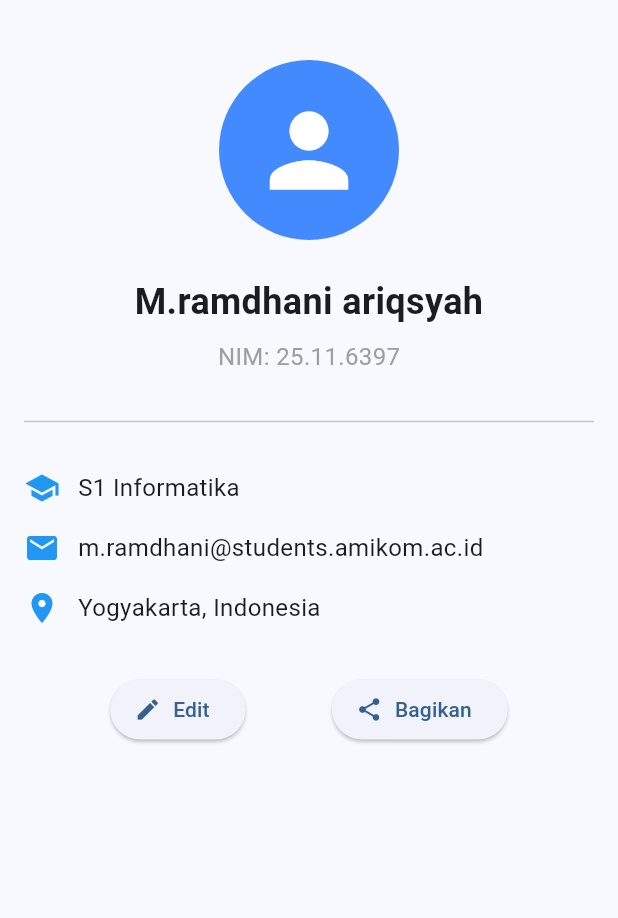
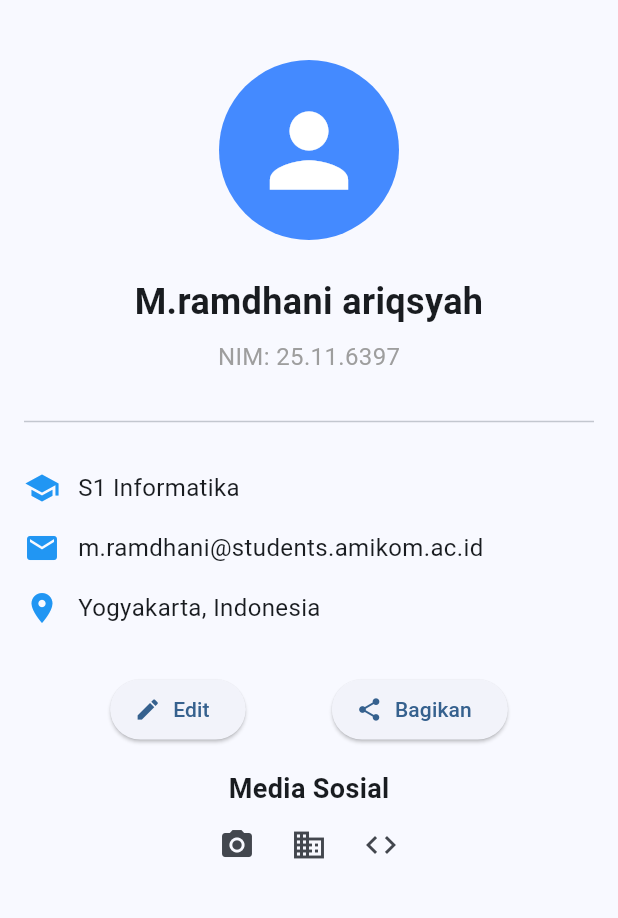
Before and after one commit to ramdhani6397/profile_mahasiswa, a Flutter app: the screen it shows after launch, on a phone screen of 412 x 824 dp, the part 84-1002 px from its top. Run offline on Flutter 3.47's test engine with Material 3 defaults, Android fonts, the phone set to English and light mode, and no system bars.

Commit message:
Menambahkan fitur social media row

```diff
--- a/lib/screens/profile_screen.dart
+++ b/lib/screens/profile_screen.dart
@@ -2,6 +2,7 @@ import 'package:flutter/material.dart';
 
 import '../widgets/profile_photo.dart';
 import '../widgets/profile_info.dart';
+import '../widgets/social_media_row.dart';
 
 class ProfileScreen extends StatelessWidget {
   const ProfileScreen({super.key});
@@ -31,6 +32,7 @@ class ProfileScreen extends StatelessWidget {
                 lokasi: 'Yogyakarta, Indonesia',
               ),
               const SizedBox(height: 24),
+
               // Tombol aksi
               Row(
                 mainAxisAlignment: MainAxisAlignment.spaceEvenly,
@@ -47,6 +49,15 @@ class ProfileScreen extends StatelessWidget {
                   ),
                 ],
               ),
+
+              const SizedBox(height: 16),
+
+              // Media sosial
+              const Text(
+                'Media Sosial',
+                style: TextStyle(fontSize: 18, fontWeight: FontWeight.bold),
+              ),
+              const SocialMediaRow(),
             ],
           ),
         ),
--- /dev/null
+++ b/lib/widgets/social_media_row.dart
@@ -0,0 +1,34 @@
+import 'package:flutter/material.dart';
+
+class SocialMediaRow extends StatelessWidget {
+  const SocialMediaRow({super.key});
+
+  void _showMessage(BuildContext context, String name) {
+    ScaffoldMessenger.of(context)
+        .showSnackBar(SnackBar(content: Text('Anda mengklik $name')));
+  }
+
+  @override
+  Widget build(BuildContext context) {
+    return Row(
+      mainAxisAlignment: MainAxisAlignment.center,
+      children: [
+        IconButton(
+          icon: const Icon(Icons.camera_alt),
+          tooltip: 'Instagram',
+          onPressed: () => _showMessage(context, 'Instagram'),
+        ),
+        IconButton(
+          icon: const Icon(Icons.business),
+          tooltip: 'LinkedIn',
+          onPressed: () => _showMessage(context, 'LinkedIn'),
+        ),
+        IconButton(
+          icon: const Icon(Icons.code),
+          tooltip: 'GitHub',
+          onPressed: () => _showMessage(context, 'GitHub'),
+        ),
+      ],
+    );
+  }
+}
```
